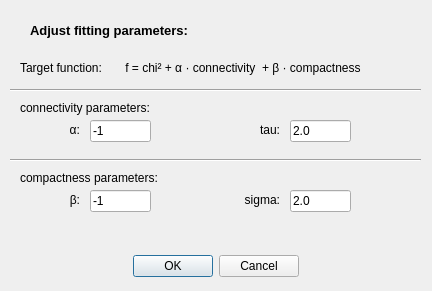
Above: dialog_fittingvars.ui from maxburian/miniHelFitQt before the change. Below: the same form after it.
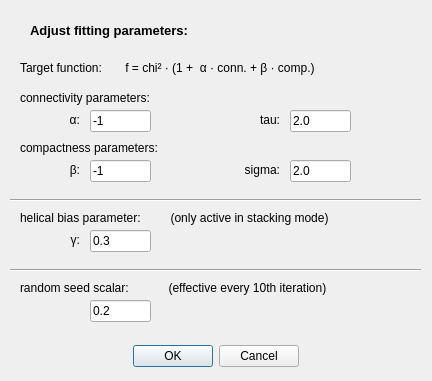
That is the form after the change.

The edit to the form file:
```diff
--- a/dialog_fittingvars.ui
+++ b/dialog_fittingvars.ui
@@ -7,7 +7,7 @@
     <x>0</x>
     <y>0</y>
     <width>432</width>
-    <height>291</height>
+    <height>381</height>
    </rect>
   </property>
   <property name="contextMenuPolicy">
@@ -20,7 +20,7 @@
    <property name="geometry">
     <rect>
      <x>0</x>
-     <y>250</y>
+     <y>340</y>
      <width>431</width>
      <height>33</height>
     </rect>
@@ -107,7 +107,7 @@
    <property name="geometry">
     <rect>
      <x>90</x>
-     <y>120</y>
+     <y>110</y>
      <width>61</width>
      <height>22</height>
     </rect>
@@ -126,14 +126,14 @@
     </rect>
    </property>
    <property name="text">
-    <string>Target function:       f = chi² + α · connectivity  + β · compactness</string>
+    <string>Target function:       f = chi² · (1 +  α · conn. + β · comp.)</string>
    </property>
   </widget>
   <widget class="QLabel" name="label_2">
    <property name="geometry">
     <rect>
      <x>40</x>
-     <y>120</y>
+     <y>110</y>
      <width>40</width>
      <height>20</height>
     </rect>
@@ -152,7 +152,7 @@
    <property name="geometry">
     <rect>
      <x>20</x>
-     <y>100</y>
+     <y>90</y>
      <width>161</width>
      <height>16</height>
     </rect>
@@ -165,7 +165,7 @@
    <property name="geometry">
     <rect>
      <x>290</x>
-     <y>120</y>
+     <y>110</y>
      <width>61</width>
      <height>22</height>
     </rect>
@@ -178,7 +178,7 @@
    <property name="geometry">
     <rect>
      <x>240</x>
-     <y>120</y>
+     <y>110</y>
      <width>40</width>
      <height>20</height>
     </rect>
@@ -193,24 +193,11 @@
     <set>Qt::AlignRight|Qt::AlignTrailing|Qt::AlignVCenter</set>
    </property>
   </widget>
-  <widget class="Line" name="line">
-   <property name="geometry">
-    <rect>
-     <x>10</x>
-     <y>80</y>
-     <width>411</width>
-     <height>20</height>
-    </rect>
-   </property>
-   <property name="orientation">
-    <enum>Qt::Horizontal</enum>
-   </property>
-  </widget>
   <widget class="Line" name="line_2">
    <property name="geometry">
     <rect>
      <x>10</x>
-     <y>150</y>
+     <y>190</y>
      <width>411</width>
      <height>20</height>
     </rect>
@@ -223,7 +210,7 @@
    <property name="geometry">
     <rect>
      <x>240</x>
-     <y>190</y>
+     <y>160</y>
      <width>40</width>
      <height>20</height>
     </rect>
@@ -242,7 +229,7 @@
    <property name="geometry">
     <rect>
      <x>90</x>
-     <y>190</y>
+     <y>160</y>
      <width>61</width>
      <height>22</height>
     </rect>
@@ -255,7 +242,7 @@
    <property name="geometry">
     <rect>
      <x>40</x>
-     <y>190</y>
+     <y>160</y>
      <width>40</width>
      <height>20</height>
     </rect>
@@ -274,7 +261,7 @@
    <property name="geometry">
     <rect>
      <x>20</x>
-     <y>170</y>
+     <y>140</y>
      <width>161</width>
      <height>16</height>
     </rect>
@@ -287,7 +274,7 @@
    <property name="geometry">
     <rect>
      <x>290</x>
-     <y>190</y>
+     <y>160</y>
      <width>61</width>
      <height>22</height>
     </rect>
@@ -296,6 +283,90 @@
     <string>2.0</string>
    </property>
   </widget>
+  <widget class="QLabel" name="label_8">
+   <property name="geometry">
+    <rect>
+     <x>20</x>
+     <y>210</y>
+     <width>401</width>
+     <height>16</height>
+    </rect>
+   </property>
+   <property name="text">
+    <string>helical bias parameter:         (only active in stacking mode)</string>
+   </property>
+  </widget>
+  <widget class="QLineEdit" name="lineGammaHelBias">
+   <property name="geometry">
+    <rect>
+     <x>90</x>
+     <y>230</y>
+     <width>61</width>
+     <height>22</height>
+    </rect>
+   </property>
+   <property name="text">
+    <string>0.3</string>
+   </property>
+  </widget>
+  <widget class="QLabel" name="label_9">
+   <property name="geometry">
+    <rect>
+     <x>40</x>
+     <y>230</y>
+     <width>40</width>
+     <height>20</height>
+    </rect>
+   </property>
+   <property name="layoutDirection">
+    <enum>Qt::LeftToRight</enum>
+   </property>
+   <property name="text">
+    <string>γ:</string>
+   </property>
+   <property name="alignment">
+    <set>Qt::AlignRight|Qt::AlignTrailing|Qt::AlignVCenter</set>
+   </property>
+  </widget>
+  <widget class="Line" name="line_3">
+   <property name="geometry">
+    <rect>
+     <x>10</x>
+     <y>260</y>
+     <width>411</width>
+     <height>20</height>
+    </rect>
+   </property>
+   <property name="orientation">
+    <enum>Qt::Horizontal</enum>
+   </property>
+  </widget>
+  <widget class="QLineEdit" name="lineRandomSeedScalar">
+   <property name="geometry">
+    <rect>
+     <x>90</x>
+     <y>300</y>
+     <width>61</width>
+     <height>22</height>
+    </rect>
+   </property>
+   <property name="text">
+    <string>0.2</string>
+   </property>
+  </widget>
+  <widget class="QLabel" name="label_11">
+   <property name="geometry">
+    <rect>
+     <x>20</x>
+     <y>280</y>
+     <width>401</width>
+     <height>16</height>
+    </rect>
+   </property>
+   <property name="text">
+    <string>random seed scalar:            (effective every 10th iteration)</string>
+   </property>
+  </widget>
  </widget>
  <resources/>
  <connections>
```
